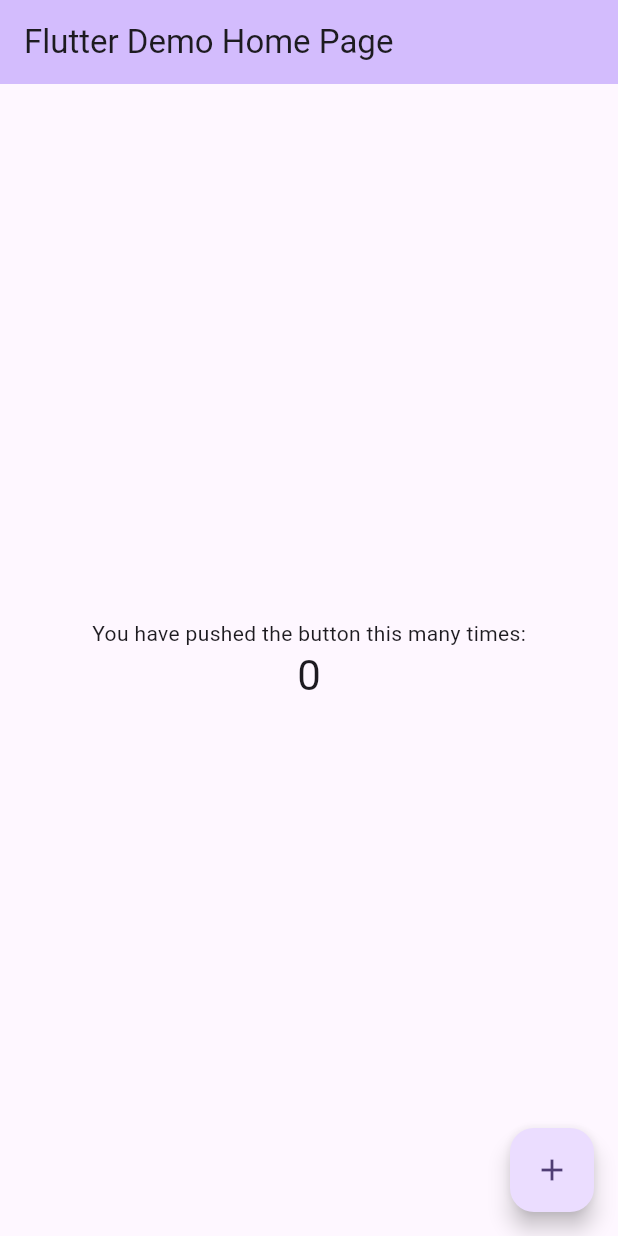
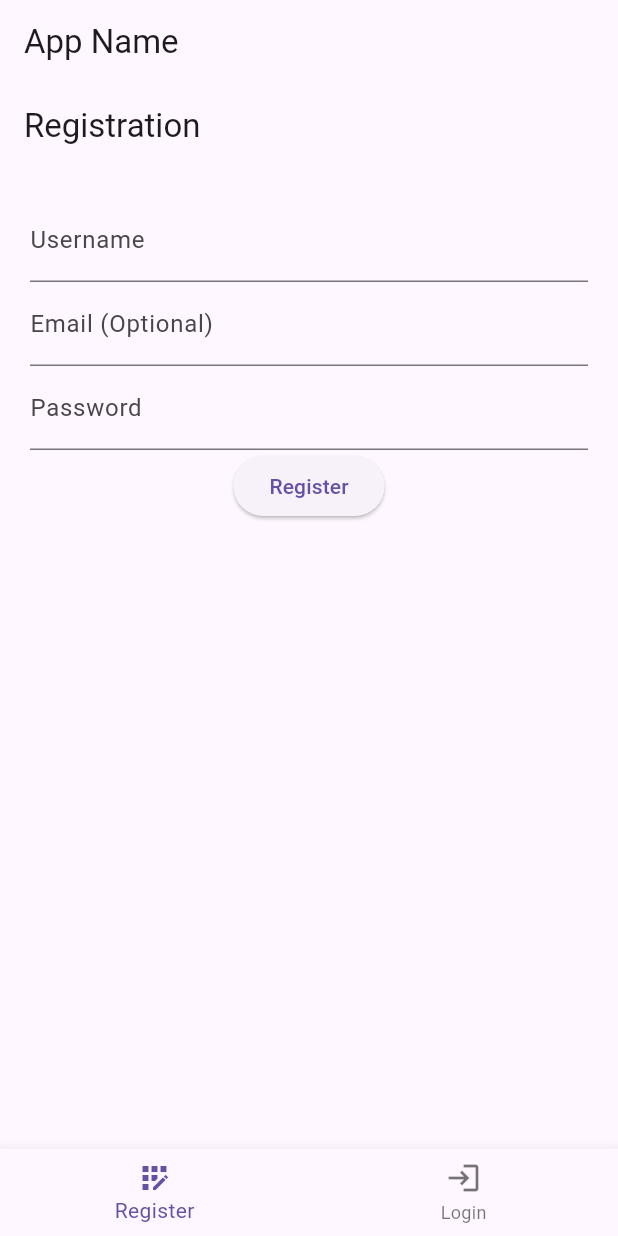
Before and after one commit to FlyingTrowel/food-booking-mobile, a Flutter app: the screen it shows after launch, on a phone screen of 412 x 824 dp. Run offline on Flutter 3.47's test engine with Material 3 defaults, Android fonts, the phone set to English and light mode, and no system bars; our stand-ins replace shared_preferences.

Commit message:
Register, login

```diff
--- /dev/null
+++ b/lib/login_page.dart
@@ -0,0 +1,87 @@
+import 'dart:convert';
+
+import 'package:flutter/material.dart';
+import 'package:http/http.dart' as http;
+
+class LoginPage extends StatefulWidget {
+  @override
+  _LoginPageState createState() => _LoginPageState();
+}
+
+class _LoginPageState extends State<LoginPage> {
+  final _formKey = GlobalKey<FormState>();
+  String _email = '';
+  String _password = '';
+
+  Future<void> login(String email, String password) async {
+    final url = Uri.parse('http://10.0.2.2:8000/mobile/login'); // Replace with your actual API URL
+    final response = await http.post(
+      url,
+      headers: {'Content-Type': 'application/json'},
+      body: jsonEncode({
+        'email': email,
+        'password': password,
+      }),
+    );
+
+    if (response.statusCode == 200) {
+      // Handle successful login (show success message, navigate)
+      print('Login successful!');
+      // ... (Implement success handling - navigate to home or other screen)
+    } else {
+      // Handle error (display error message)
+      print('Login failed: ${response.body}');
+      // ... (Show error message to user)
+    }
+  }
+
+  @override
+  Widget build(BuildContext context) {
+    return Scaffold(
+      appBar: AppBar(
+        title: Text('Login'),
+      ),
+      body: Padding(
+        padding: EdgeInsets.all(20.0),
+        child: Form(
+          key: _formKey,
+          child: Column(
+            children: [
+              TextFormField(
+                decoration: InputDecoration(labelText: 'Email'),
+                keyboardType: TextInputType.emailAddress,
+                validator: (value) {
+                  if (value == null || value.isEmpty) {
+                    return 'Please enter your email';
+                  }
+                  return null;
+                },
+                onSaved: (value) => setState(() => _email = value!),
+              ),
+              TextFormField(
+                decoration: InputDecoration(labelText: 'Password'),
+                obscureText: true,
+                validator: (value) {
+                  if (value == null || value.isEmpty) {
+                    return 'Please enter your password';
+                  }
+                  return null;
+                },
+                onSaved: (value) => setState(() => _password = value!),
+              ),
+              ElevatedButton(
+                onPressed: () {
+                  if (_formKey.currentState!.validate()) {
+                    _formKey.currentState!.save();
+                    login(_email, _password);
+                  }
+                },
+                child: Text('Login'),
+              ),
+            ],
+          ),
+        ),
+      ),
+    );
+  }
+}
--- a/lib/main.dart
+++ b/lib/main.dart
@@ -1,125 +1,45 @@
 import 'package:flutter/material.dart';
+import 'package:http/http.dart' as http; // For making API requests (testing)
+import 'registration_page.dart'; // Import your registration page
+import 'login_page.dart'; // Import the login page
 
 void main() {
-  runApp(const MyApp());
+  runApp(MyApp());
 }
 
-class MyApp extends StatelessWidget {
-  const MyApp({super.key});
-
-  // This widget is the root of your application.
+class MyApp extends StatefulWidget {
   @override
-  Widget build(BuildContext context) {
-    return MaterialApp(
-      title: 'Flutter Demo',
-      theme: ThemeData(
-        // This is the theme of your application.
-        //
-        // TRY THIS: Try running your application with "flutter run". You'll see
-        // the application has a purple toolbar. Then, without quitting the app,
-        // try changing the seedColor in the colorScheme below to Colors.green
-        // and then invoke "hot reload" (save your changes or press the "hot
-        // reload" button in a Flutter-supported IDE, or press "r" if you used
-        // the command line to start the app).
-        //
-        // Notice that the counter didn't reset back to zero; the application
-        // state is not lost during the reload. To reset the state, use hot
-        // restart instead.
-        //
-        // This works for code too, not just values: Most code changes can be
-        // tested with just a hot reload.
-        colorScheme: ColorScheme.fromSeed(seedColor: Colors.deepPurple),
-        useMaterial3: true,
-      ),
-      home: const MyHomePage(title: 'Flutter Demo Home Page'),
-    );
-  }
+  _MyAppState createState() => _MyAppState();
 }
 
-class MyHomePage extends StatefulWidget {
-  const MyHomePage({super.key, required this.title});
+class _MyAppState extends State<MyApp> {
+  int _currentIndex = 0; // Index for handling current screen (0: Registration, 1: Login)
+  final List<Widget> _pages = [RegistrationPage(), LoginPage()]; // List of pages
 
-  // This widget is the home page of your application. It is stateful, meaning
-  // that it has a State object (defined below) that contains fields that affect
-  // how it looks.
-
-  // This class is the configuration for the state. It holds the values (in this
-  // case the title) provided by the parent (in this case the App widget) and
-  // used by the build method of the State. Fields in a Widget subclass are
-  // always marked "final".
-
-  final String title;
-
-  @override
-  State<MyHomePage> createState() => _MyHomePageState();
-}
-
-class _MyHomePageState extends State<MyHomePage> {
-  int _counter = 0;
-
-  void _incrementCounter() {
+  void _onItemTapped(int index) {
     setState(() {
-      // This call to setState tells the Flutter framework that something has
-      // changed in this State, which causes it to rerun the build method below
-      // so that the display can reflect the updated values. If we changed
-      // _counter without calling setState(), then the build method would not be
-      // called again, and so nothing would appear to happen.
-      _counter++;
+      _currentIndex = index;
     });
   }
 
   @override
   Widget build(BuildContext context) {
-    // This method is rerun every time setState is called, for instance as done
-    // by the _incrementCounter method above.
-    //
-    // The Flutter framework has been optimized to make rerunning build methods
-    // fast, so that you can just rebuild anything that needs updating rather
-    // than having to individually change instances of widgets.
-    return Scaffold(
-      appBar: AppBar(
-        // TRY THIS: Try changing the color here to a specific color (to
-        // Colors.amber, perhaps?) and trigger a hot reload to see the AppBar
-        // change color while the other colors stay the same.
-        backgroundColor: Theme.of(context).colorScheme.inversePrimary,
-        // Here we take the value from the MyHomePage object that was created by
-        // the App.build method, and use it to set our appbar title.
-        title: Text(widget.title),
-      ),
-      body: Center(
-        // Center is a layout widget. It takes a single child and positions it
-        // in the middle of the parent.
-        child: Column(
-          // Column is also a layout widget. It takes a list of children and
-          // arranges them vertically. By default, it sizes itself to fit its
-          // children horizontally, and tries to be as tall as its parent.
-          //
-          // Column has various properties to control how it sizes itself and
-          // how it positions its children. Here we use mainAxisAlignment to
-          // center the children vertically; the main axis here is the vertical
-          // axis because Columns are vertical (the cross axis would be
-          // horizontal).
-          //
-          // TRY THIS: Invoke "debug painting" (choose the "Toggle Debug Paint"
-          // action in the IDE, or press "p" in the console), to see the
-          // wireframe for each widget.
-          mainAxisAlignment: MainAxisAlignment.center,
-          children: <Widget>[
-            const Text(
-              'You have pushed the button this many times:',
-            ),
-            Text(
-              '$_counter',
-              style: Theme.of(context).textTheme.headlineMedium,
-            ),
+    return MaterialApp(
+      title: 'Registration & Login App',
+      home: Scaffold(
+        appBar: AppBar(
+          title: Text('App Name'),
+        ),
+        body: _pages[_currentIndex], // Display the current page based on index
+        bottomNavigationBar: BottomNavigationBar(
+          currentIndex: _currentIndex,
+          onTap: _onItemTapped,
+          items: [
+            BottomNavigationBarItem(icon: Icon(Icons.app_registration), label: 'Register'),
+            BottomNavigationBarItem(icon: Icon(Icons.login), label: 'Login'),
           ],
         ),
       ),
-      floatingActionButton: FloatingActionButton(
-        onPressed: _incrementCounter,
-        tooltip: 'Increment',
-        child: const Icon(Icons.add),
-      ), // This trailing comma makes auto-formatting nicer for build methods.
     );
   }
 }
--- /dev/null
+++ b/lib/registration_page.dart
@@ -0,0 +1,93 @@
+import 'dart:convert';
+
+import 'package:flutter/material.dart';
+import 'package:http/http.dart' as http;
+
+class RegistrationPage extends StatefulWidget {
+  @override
+  _RegistrationPageState createState() => _RegistrationPageState();
+}
+
+class _RegistrationPageState extends State<RegistrationPage> {
+  final _formKey = GlobalKey<FormState>();
+  String _name = '';
+  String _password = '';
+  String _email = ''; // Optional
+
+  Future<void> registerUser(String name, String password, String email) async {
+    final url = Uri.parse('http://10.0.2.2:8000/mobile/register'); // Replace with your actual API URL
+    final response = await http.post(
+      url,
+      headers: {'Content-Type': 'application/json'},
+      body: jsonEncode({
+        'name': name,
+        'password': password,
+        'email': email, // Optional
+      }),
+    );
+
+    if (response.statusCode == 200 || response.statusCode == 201) {
+      // Handle successful registration (show success message, navigate)
+      print('Registration successful!');
+      // ... (Implement success handling)
+    } else {
+      // Handle error (display error message)
+      print('Registration failed: ${response.body}');
+      // ... (Show error message to user)
+    }
+  }
+
+  @override
+  Widget build(BuildContext context) {
+    return Scaffold(
+      appBar: AppBar(
+        title: Text('Registration'),
+      ),
+      body: Padding(
+        padding: EdgeInsets.all(20.0),
+        child: Form(
+          key: _formKey,
+          child: Column(
+            children: [
+              TextFormField(
+                decoration: InputDecoration(labelText: 'Username'),
+                validator: (value) {
+                  if (value == null || value.isEmpty) {
+                    return 'Please enter a username';
+                  }
+                  return null;
+                },
+                onSaved: (value) => setState(() => _name = value!),
+              ),
+              TextFormField(
+                decoration: InputDecoration(labelText: 'Email (Optional)'),
+                keyboardType: TextInputType.emailAddress,
+                onSaved: (value) => setState(() => _email = value!),
+              ),
+              TextFormField(
+                decoration: InputDecoration(labelText: 'Password'),
+                obscureText: true,
+                validator: (value) {
+                  if (value == null || value.isEmpty) {
+                    return 'Please enter a password';
+                  }
+                  return null;
+                },
+                onSaved: (value) => setState(() => _password = value!),
+              ),
+              ElevatedButton(
+                onPressed: () {
+                  if (_formKey.currentState!.validate()) {
+                    _formKey.currentState!.save();
+                    registerUser(_name, _password, _email);
+                  }
+                },
+                child: Text('Register'),
+              ),
+            ],
+          ),
+        ),
+      ),
+    );
+  }
+}
--- a/pubspec.yaml
+++ b/pubspec.yaml
@@ -36,6 +36,7 @@ dependencies:
   # Use with the CupertinoIcons class for iOS style icons.
   cupertino_icons: ^1.0.6
   http: ^1.2.1
+  shared_preferences: ^2.2.3
 
 dev_dependencies:
   flutter_test:
```
Also changed, not shown: lib/home_page.dart (added, +54 -0 lines), pubspec.lock.
